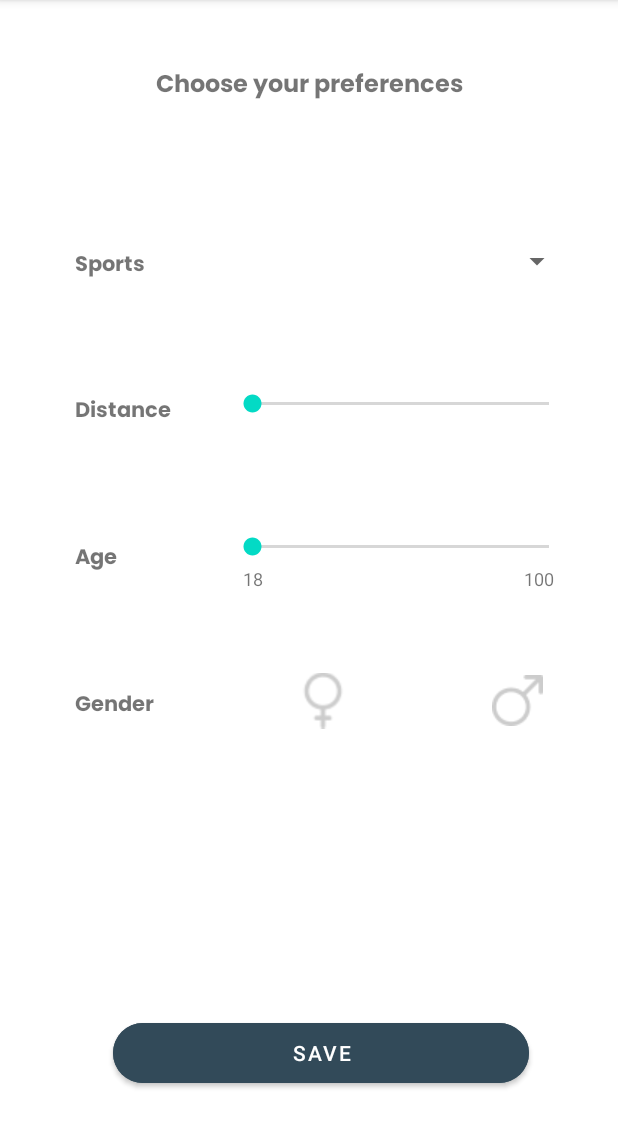
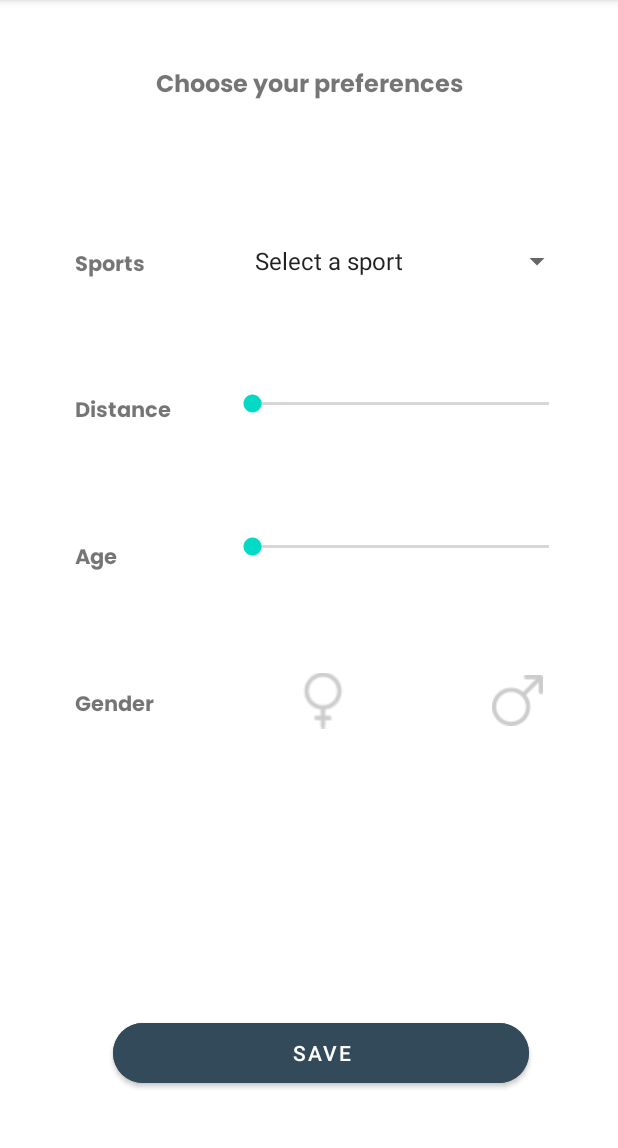
Before and after one commit to jmaydwell1/SpotMe, an Android app: the Preference screen opened directly, with no data from a screen before it, on a phone screen of 412 x 824 dp, the part 84-1232 px from its top. Run offline under Robolectric (Android 15) with nearby library versions, the phone set to English and light mode, and no system bars.

Commit message:
Added Multi Selection to Preference Dropdown Menu

```diff
--- a/app/src/main/java/edu/neu/madcourse/spotme/MainActivity.java
+++ b/app/src/main/java/edu/neu/madcourse/spotme/MainActivity.java
@@ -74,7 +74,7 @@ public class MainActivity extends AppCompatActivity {
         signUpTv.setOnClickListener(new View.OnClickListener() {
             @Override
             public void onClick(View view) {
-                Intent myIntent = new Intent(MainActivity.this, Preference.class);
+                Intent myIntent = new Intent(MainActivity.this, SignUp.class);
                 MainActivity.this.startActivity(myIntent);
             }
         });
--- a/app/src/main/java/edu/neu/madcourse/spotme/Preference.java
+++ b/app/src/main/java/edu/neu/madcourse/spotme/Preference.java
@@ -2,16 +2,38 @@ package edu.neu.madcourse.spotme;
 
 import android.os.Bundle;
 import android.view.View;
+import android.widget.AdapterView;
+import android.widget.ArrayAdapter;
 import android.widget.ImageView;
+import android.widget.SeekBar;
+import android.widget.Spinner;
+import android.widget.TextView;
+import android.widget.Toast;
 
 import androidx.appcompat.app.AppCompatActivity;
 
+import java.util.ArrayList;
+import java.util.Arrays;
+import java.util.List;
 
-public class Preference extends AppCompatActivity {
+import edu.neu.madcourse.spotme.customui.MultiSpinner;
+
+import static android.widget.Toast.makeText;
+
+
+public class Preference extends AppCompatActivity implements MultiSpinner.MultiSpinnerListener {
     private ImageView femaleIcon;
     private boolean isFemaleSelected;
     private ImageView maleIcon;
     private boolean isMaleSelected;
+    private SeekBar ageBar;
+    private SeekBar distanceBar;
+    private TextView ageProgressDisplay;
+    private TextView distanceProgressDisplay;
+
+    private List<String> sports = Arrays.asList("Soccer", "Running", "Yoga", "Boxing", "Badminton", "Ping Pong");
+
+
 
     protected void onCreate(Bundle savedInstanceState) {
         super.onCreate(savedInstanceState);
@@ -19,6 +41,15 @@ public class Preference extends AppCompatActivity {
 
         femaleIcon = findViewById(R.id.femaleIcon);
         maleIcon = findViewById(R.id.maleIcon);
+        ageBar = findViewById(R.id.ageBar);
+        ageBar.setMin(18);
+        ageBar.setMax(100);
+        distanceBar = findViewById(R.id.distanceBar);
+        ageProgressDisplay = findViewById(R.id.ageProgressDisplay);
+        distanceProgressDisplay = findViewById(R.id.distanceProgressDisplay);
+        MultiSpinner multiSpinner = (MultiSpinner) findViewById(R.id.sportSpinner);
+        multiSpinner.setItems(sports, "Select a sport", this);
+
 
         // Toggle gender icon when selected
         femaleIcon.setOnClickListener(new View.OnClickListener() {
@@ -45,5 +76,49 @@ public class Preference extends AppCompatActivity {
             }
         });
 
+        ageBar.setOnSeekBarChangeListener(new SeekBar.OnSeekBarChangeListener() {
+            @Override
+            public void onProgressChanged(SeekBar seekBar, int progress, boolean fromUser) {
+                int val = (progress * (seekBar.getWidth() - 2 * seekBar.getThumbOffset())) / seekBar.getMax();
+                ageProgressDisplay.setText("" + progress);
+                ageProgressDisplay.setX(seekBar.getX() + val + seekBar.getThumbOffset() / 2);
+            }
+
+            @Override
+            public void onStartTrackingTouch(SeekBar seekBar) {
+
+            }
+
+            @Override
+            public void onStopTrackingTouch(SeekBar seekBar) {
+
+            }
+        });
+
+        distanceBar.setOnSeekBarChangeListener(new SeekBar.OnSeekBarChangeListener() {
+            @Override
+            public void onProgressChanged(SeekBar seekBar, int progress, boolean fromUser) {
+                int val = (progress * (seekBar.getWidth() - 2 * seekBar.getThumbOffset())) / seekBar.getMax();
+                distanceProgressDisplay.setText("" + progress + " miles");
+                distanceProgressDisplay.setX(seekBar.getX() + val + seekBar.getThumbOffset() / 2);
+            }
+
+            @Override
+            public void onStartTrackingTouch(SeekBar seekBar) {
+
+            }
+
+            @Override
+            public void onStopTrackingTouch(SeekBar seekBar) {
+
+            }
+        });
+
     }
+
+    public void onItemsSelected(boolean[] selected) {
+        // returns an array of boolean whether each index is selected.
+        System.out.println("NOW WE ARE HERE" + selected);
+    }
+
 }
--- /dev/null
+++ b/app/src/main/java/edu/neu/madcourse/spotme/customui/MultiSpinner.java
@@ -0,0 +1,104 @@
+package edu.neu.madcourse.spotme.customui;
+
+import android.app.AlertDialog;
+import android.content.Context;
+import android.content.DialogInterface;
+import android.util.AttributeSet;
+import android.widget.ArrayAdapter;
+
+import java.util.List;
+
+public class MultiSpinner extends androidx.appcompat.widget.AppCompatSpinner implements
+        DialogInterface.OnMultiChoiceClickListener, DialogInterface.OnCancelListener {
+
+    private List<String> items;
+    private boolean[] selected;
+    private String defaultText;
+    private MultiSpinnerListener listener;
+
+    public MultiSpinner(Context context) {
+        super(context);
+    }
+
+    public MultiSpinner(Context arg0, AttributeSet arg1) {
+        super(arg0, arg1);
+    }
+
+    public MultiSpinner(Context arg0, AttributeSet arg1, int arg2) {
+        super(arg0, arg1, arg2);
+    }
+
+    @Override
+    public void onClick(DialogInterface dialog, int which, boolean isChecked) {
+        if (isChecked)
+            selected[which] = true;
+        else
+            selected[which] = false;
+    }
+
+    @Override
+    public void onCancel(DialogInterface dialog) {
+        // refresh text on spinner
+        StringBuffer spinnerBuffer = new StringBuffer();
+        boolean someSelected = false;
+        for (int i = 0; i < items.size(); i++) {
+            if (selected[i] == true) {
+                spinnerBuffer.append(items.get(i));
+                spinnerBuffer.append(", ");
+                someSelected = true;
+            }
+        }
+        String spinnerText;
+        if (someSelected) {
+            spinnerText = spinnerBuffer.toString();
+            if (spinnerText.length() > 2)
+                spinnerText = spinnerText.substring(0, spinnerText.length() - 2);
+        } else {
+            spinnerText = defaultText;
+        }
+        ArrayAdapter<String> adapter = new ArrayAdapter<String>(getContext(),
+                android.R.layout.simple_spinner_item,
+                new String[] { spinnerText });
+        setAdapter(adapter);
+        listener.onItemsSelected(selected);
+    }
+
+    @Override
+    public boolean performClick() {
+        AlertDialog.Builder builder = new AlertDialog.Builder(getContext());
+        builder.setMultiChoiceItems(
+                items.toArray(new CharSequence[items.size()]), selected, this);
+        builder.setPositiveButton(android.R.string.ok,
+                new DialogInterface.OnClickListener() {
+
+                    @Override
+                    public void onClick(DialogInterface dialog, int which) {
+                        dialog.cancel();
+                    }
+                });
+        builder.setOnCancelListener(this);
+        builder.show();
+        return true;
+    }
+
+    public void setItems(List<String> items, String allText,
+                         MultiSpinnerListener listener) {
+        this.items = items;
+        this.defaultText = allText;
+        this.listener = listener;
+
+        // all selected by default
+        selected = new boolean[items.size()];
+        for (int i = 0; i < selected.length; i++)
+            selected[i] = true;
+
+        // all text on the spinner
+        ArrayAdapter<String> adapter = new ArrayAdapter<String>(getContext(),
+                android.R.layout.simple_spinner_item, new String[] { allText });
+        setAdapter(adapter);
+    }
+
+    public interface MultiSpinnerListener {
+        public void onItemsSelected(boolean[] selected);
+    }
+}
--- a/app/src/main/res/layout/preferences.xml
+++ b/app/src/main/res/layout/preferences.xml
@@ -5,18 +5,7 @@
     android:layout_width="match_parent"
     android:layout_height="match_parent">
 
-    <TextView
-        android:id="@+id/maxAge"
-        android:layout_width="wrap_content"
-        android:layout_height="wrap_content"
-        android:text="@string/_100"
-        app:layout_constraintBottom_toTopOf="@id/maleIcon"
-        app:layout_constraintEnd_toEndOf="@id/ageBar"
-        app:layout_constraintHorizontal_bias="0.933"
-        app:layout_constraintStart_toEndOf="@id/minAge"
-        app:layout_constraintTop_toBottomOf="@id/ageBar"
-        app:layout_constraintVertical_bias="0.0"
-        android:textSize="12sp"/>
+
 
     <ImageView
         android:id="@+id/maleIcon"
@@ -68,7 +57,10 @@
         app:layout_constraintStart_toEndOf="@id/ageTitle"
         app:layout_constraintTop_toBottomOf="@id/distanceBar" />
 
-    <Spinner
+
+<!--        android:id="@+id/multi_spinner" />-->
+
+    <edu.neu.madcourse.spotme.customui.MultiSpinner
         android:id="@+id/sportSpinner"
         android:layout_width="220dp"
         android:layout_height="25dp"
@@ -166,17 +158,31 @@
         app:layout_constraintStart_toStartOf="parent"
         app:layout_constraintTop_toBottomOf="@id/femaleIcon" />
 
+
     <TextView
-        android:id="@+id/minAge"
+        android:id="@+id/ageProgressDisplay"
         android:layout_width="wrap_content"
         android:layout_height="wrap_content"
-        android:text="@string/_18"
+        android:text=""
+        android:textSize="12sp"
         app:layout_constraintBottom_toTopOf="@id/femaleIcon"
         app:layout_constraintEnd_toEndOf="@id/ageBar"
-        app:layout_constraintHorizontal_bias="0.046"
+        app:layout_constraintHorizontal_bias="0.502"
         app:layout_constraintStart_toStartOf="@id/ageBar"
         app:layout_constraintTop_toBottomOf="@id/ageBar"
-        app:layout_constraintVertical_bias="0.0"
-        android:textSize="12sp"/>
+        app:layout_constraintVertical_bias="0.0" />
+
+    <TextView
+        android:id="@+id/distanceProgressDisplay"
+        android:layout_width="wrap_content"
+        android:layout_height="wrap_content"
+        android:text=""
+        android:textSize="12sp"
+        app:layout_constraintBottom_toTopOf="@id/ageBar"
+        app:layout_constraintEnd_toEndOf="@id/distanceBar"
+        app:layout_constraintHorizontal_bias="0.504"
+        app:layout_constraintStart_toStartOf="@id/distanceBar"
+        app:layout_constraintTop_toBottomOf="@id/distanceBar"
+        app:layout_constraintVertical_bias="0.0" />
 
 </androidx.constraintlayout.widget.ConstraintLayout>
```
